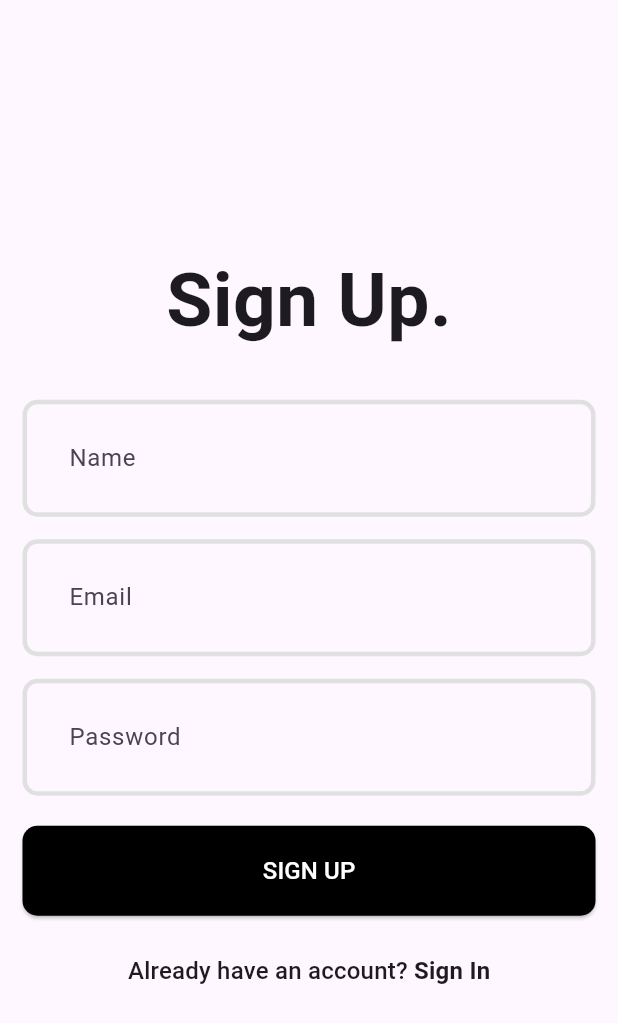
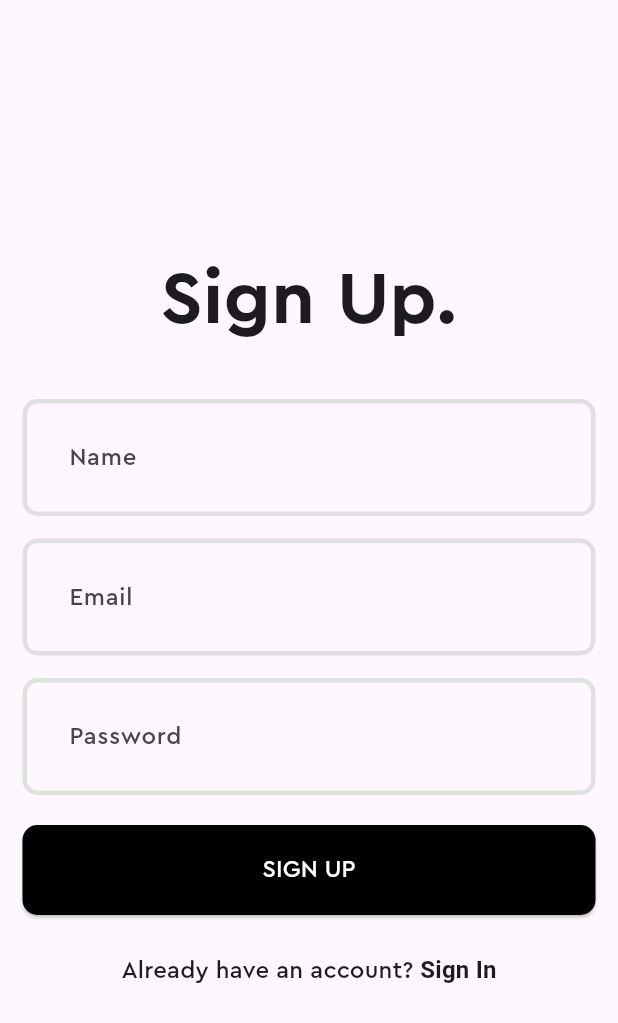
Before and after one commit to Azamat-JS/Flutter-task-manager, a Flutter app: the screen it shows after launch, on a phone screen of 412 x 824 dp. Shown: the top 1023 px of the screen. Run offline on Flutter 3.47's test engine with Material 3 defaults, Android fonts, the phone set to English and light mode, and no system bars; our stand-ins replace flutter_bloc, shared_preferences, sqflite; accounts and stored records are empty.

Commit message:
implemented cera pro font

```diff
--- a/frontend/lib/main.dart
+++ b/frontend/lib/main.dart
@@ -1,7 +1,6 @@
 import 'package:flutter/material.dart';
 import 'package:flutter_bloc/flutter_bloc.dart';
 import 'package:frontend/features/auth/cubit/auth_cubit.dart';
-import 'package:frontend/features/auth/pages/login_page.dart';
 import 'package:frontend/features/auth/pages/signup_page.dart';
 import 'package:frontend/features/home/pages/home_page.dart';
 
@@ -34,6 +33,7 @@ class _MyAppState extends State<MyApp> {
       debugShowCheckedModeBanner: false,
       title: 'Task app',
       theme: ThemeData(
+        fontFamily: 'Cera Pro',
         inputDecorationTheme: InputDecorationTheme(
           contentPadding: EdgeInsets.all(27),
           enabledBorder: OutlineInputBorder(
```
Also changed, not shown: frontend/pubspec.yaml (+7 -5 lines), frontend/assets/Cera-Pro-Bold.otf (added), frontend/assets/Cera-Pro-Medium.otf (added).
